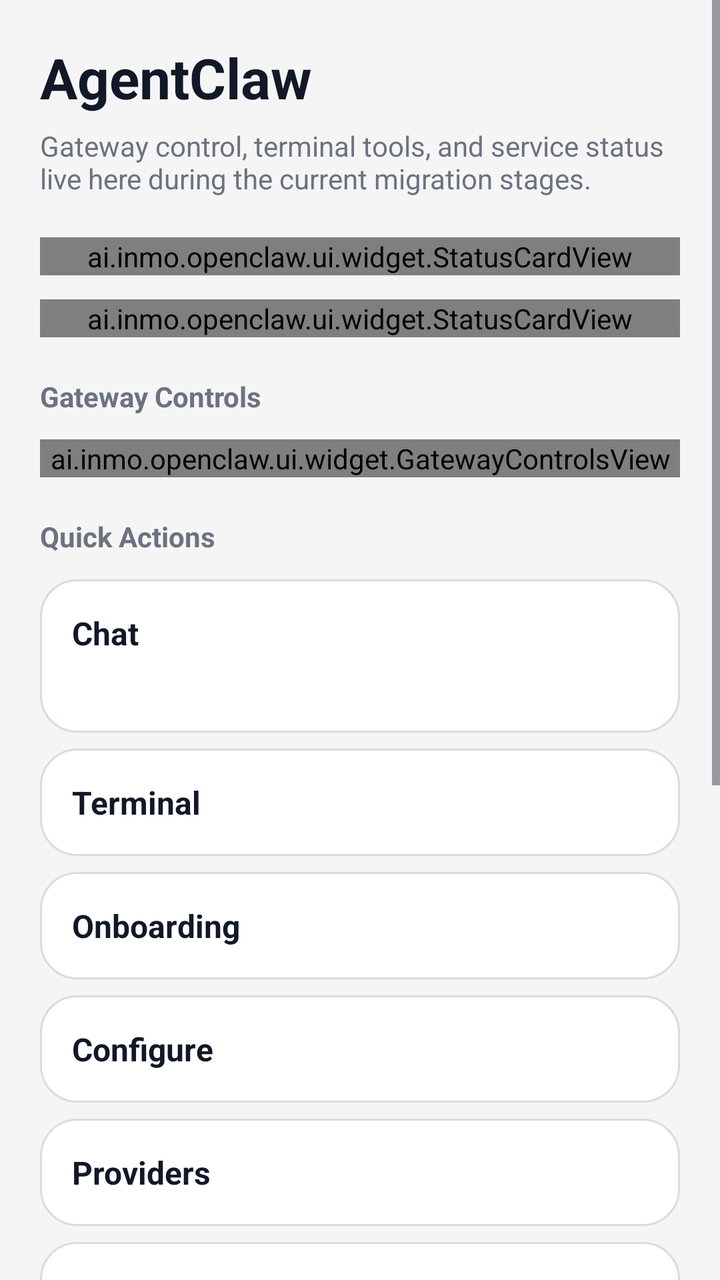
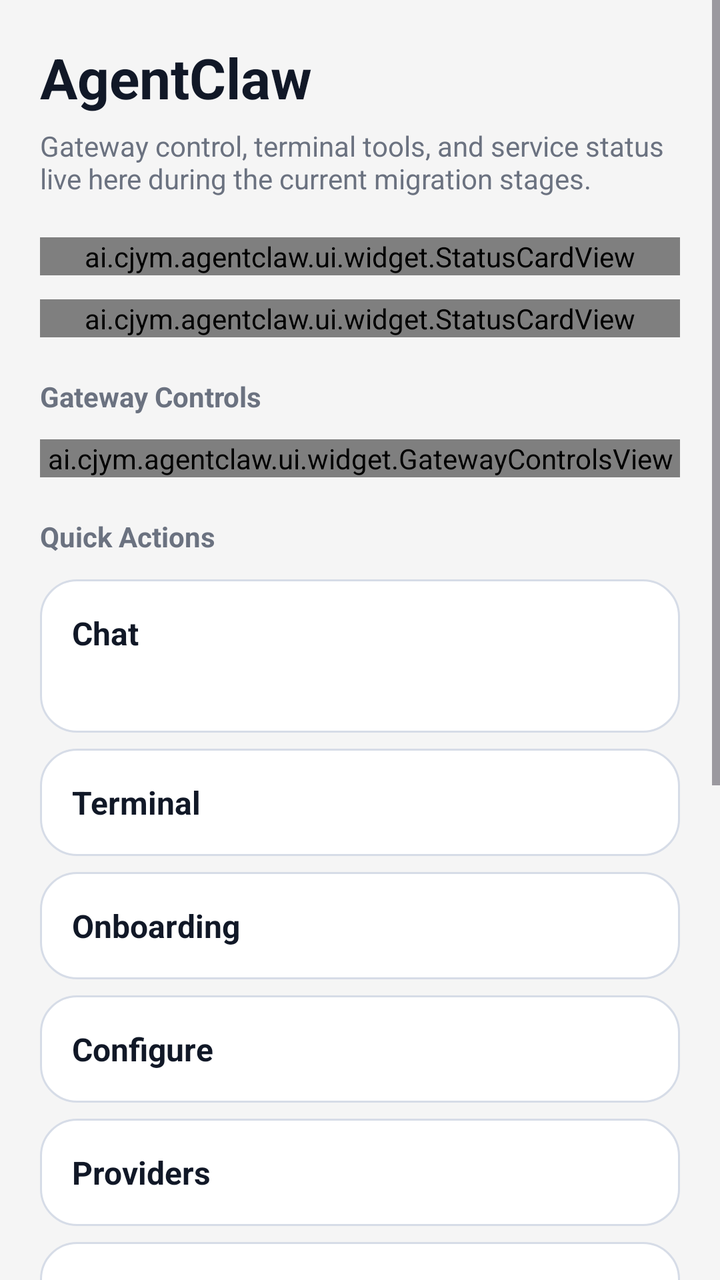

An Android layout rendered at two revisions. The XML below is the earlier revision; the diff shows what the commit changed to produce the second picture.
<!-- AndroidManifest.xml: application theme Theme.INMOClaw -->
<!-- res/layout/activity_dashboard.xml -->
<?xml version="1.0" encoding="utf-8"?>
<ScrollView xmlns:android="http://schemas.android.com/apk/res/android"
    android:layout_width="match_parent"
    android:layout_height="match_parent"
    android:background="@color/surface_primary">

    <LinearLayout
        android:layout_width="match_parent"
        android:layout_height="wrap_content"
        android:orientation="vertical"
        android:padding="20dp">

        <TextView android:layout_width="match_parent" android:layout_height="wrap_content" android:text="@string/dashboard_title" android:textColor="@color/text_primary" android:textSize="28sp" android:textStyle="bold" />
        <TextView android:layout_width="match_parent" android:layout_height="wrap_content" android:layout_marginTop="6dp" android:text="@string/dashboard_phase3_subtitle" android:textColor="@color/text_secondary" />

        <ai.inmo.openclaw.ui.widget.StatusCardView android:id="@+id/gatewayStatusCard" android:layout_width="match_parent" android:layout_height="wrap_content" android:layout_marginTop="20dp" />
        <ai.inmo.openclaw.ui.widget.StatusCardView android:id="@+id/nodeStatusCard" android:layout_width="match_parent" android:layout_height="wrap_content" android:layout_marginTop="12dp" />

        <TextView android:layout_width="match_parent" android:layout_height="wrap_content" android:layout_marginTop="20dp" android:text="@string/dashboard_gateway_controls" android:textColor="@color/text_secondary" android:textStyle="bold" />
        <ai.inmo.openclaw.ui.widget.GatewayControlsView android:id="@+id/gatewayControls" android:layout_width="match_parent" android:layout_height="wrap_content" android:layout_marginTop="12dp" />

        <TextView android:layout_width="match_parent" android:layout_height="wrap_content" android:layout_marginTop="20dp" android:text="@string/dashboard_quick_actions" android:textColor="@color/text_secondary" android:textStyle="bold" />

        <LinearLayout android:id="@+id/chatCard" style="@style/Widget.INMOClaw.CardRow" android:layout_marginTop="12dp" android:orientation="vertical">
            <TextView style="@style/Widget.INMOClaw.CardTitle" android:text="@string/dashboard_chat" />
            <TextView android:id="@+id/chatSubtitleView" android:layout_width="wrap_content" android:layout_height="wrap_content" android:layout_marginTop="4dp" android:textColor="@color/text_secondary" />
        </LinearLayout>
        <LinearLayout android:id="@+id/terminalCard" style="@style/Widget.INMOClaw.CardRow" android:layout_marginTop="8dp"><TextView style="@style/Widget.INMOClaw.CardTitle" android:text="@string/dashboard_terminal" /></LinearLayout>
        <LinearLayout android:id="@+id/onboardingCard" style="@style/Widget.INMOClaw.CardRow" android:layout_marginTop="8dp"><TextView style="@style/Widget.INMOClaw.CardTitle" android:text="@string/dashboard_onboarding" /></LinearLayout>
        <LinearLayout android:id="@+id/configureCard" style="@style/Widget.INMOClaw.CardRow" android:layout_marginTop="8dp"><TextView style="@style/Widget.INMOClaw.CardTitle" android:text="@string/dashboard_configure" /></LinearLayout>
        <LinearLayout android:id="@+id/providersCard" style="@style/Widget.INMOClaw.CardRow" android:layout_marginTop="8dp"><TextView style="@style/Widget.INMOClaw.CardTitle" android:text="@string/dashboard_providers" /></LinearLayout>
        <LinearLayout android:id="@+id/packagesCard" style="@style/Widget.INMOClaw.CardRow" android:layout_marginTop="8dp"><TextView style="@style/Widget.INMOClaw.CardTitle" android:text="@string/dashboard_packages" /></LinearLayout>
        <LinearLayout android:id="@+id/sshCard" style="@style/Widget.INMOClaw.CardRow" android:layout_marginTop="8dp"><TextView style="@style/Widget.INMOClaw.CardTitle" android:text="@string/dashboard_ssh" /></LinearLayout>
        <LinearLayout android:id="@+id/logsCard" style="@style/Widget.INMOClaw.CardRow" android:layout_marginTop="8dp"><TextView style="@style/Widget.INMOClaw.CardTitle" android:text="@string/dashboard_logs" /></LinearLayout>
        <LinearLayout android:id="@+id/snapshotCard" style="@style/Widget.INMOClaw.CardRow" android:layout_marginTop="8dp"><TextView style="@style/Widget.INMOClaw.CardTitle" android:text="@string/dashboard_snapshot" /></LinearLayout>
        <LinearLayout android:id="@+id/webDashboardCard" style="@style/Widget.INMOClaw.CardRow" android:layout_marginTop="8dp"><TextView style="@style/Widget.INMOClaw.CardTitle" android:text="@string/dashboard_web_dashboard" /></LinearLayout>
        <LinearLayout android:id="@+id/settingsCard" style="@style/Widget.INMOClaw.CardRow" android:layout_marginTop="8dp"><TextView style="@style/Widget.INMOClaw.CardTitle" android:text="@string/dashboard_settings" /></LinearLayout>

        <TextView android:id="@+id/versionFooter" android:layout_width="match_parent" android:layout_height="wrap_content" android:layout_marginTop="24dp" android:gravity="center" android:textColor="@color/text_secondary" android:textSize="12sp" />
    </LinearLayout>
</ScrollView>
<!-- resources referenced by this layout -->
<resources>
  <color name="surface_primary">#F5F5F5</color>
  <color name="text_primary">#111827</color>
  <color name="text_secondary">#6B7280</color>
  <string name="dashboard_chat">Chat</string>
  <string name="dashboard_configure">Configure</string>
  <string name="dashboard_gateway_controls">Gateway Controls</string>
  <string name="dashboard_logs">Logs</string>
  <string name="dashboard_onboarding">Onboarding</string>
  <string name="dashboard_packages">Packages</string>
  <string name="dashboard_phase3_subtitle">Gateway control, terminal tools, and service status live here during the current migration stages.</string>
  <string name="dashboard_providers">Providers</string>
  <string name="dashboard_quick_actions">Quick Actions</string>
  <string name="dashboard_settings">Settings</string>
  <string name="dashboard_snapshot">Snapshot</string>
  <string name="dashboard_ssh">SSH</string>
  <string name="dashboard_terminal">Terminal</string>
  <string name="dashboard_title">AgentClaw</string>
  <string name="dashboard_web_dashboard">Web Dashboard</string>
  <style name="Widget.INMOClaw.CardRow" parent="">
          <item name="android:layout_width">match_parent</item>
          <item name="android:layout_height">wrap_content</item>
          <item name="android:background">@drawable/bg_card_surface</item>
          <item name="android:gravity">center_vertical</item>
          <item name="android:orientation">horizontal</item>
          <item name="android:padding">16dp</item>
      </style>
  <style name="Widget.INMOClaw.CardTitle" parent="">
          <item name="android:layout_width">wrap_content</item>
          <item name="android:layout_height">wrap_content</item>
          <item name="android:textColor">@color/text_primary</item>
          <item name="android:textSize">16sp</item>
          <item name="android:textStyle">bold</item>
      </style>
  <style name="Theme.INMOClaw" parent="Base.Theme.INMOClaw" />
  <!-- drawable bg_card_surface (drawable) -->
  <?xml version="1.0" encoding="utf-8"?>
  <shape xmlns:android="http://schemas.android.com/apk/res/android">
      <solid android:color="@color/surface_card" />
      <corners android:radius="18dp" />
      <stroke
          android:width="1dp"
          android:color="@color/stroke_soft" />
  </shape>
  <style name="Base.Theme.INMOClaw" parent="Theme.Material3.DayNight.NoActionBar">
          
          <item name="android:defaultFocusHighlightEnabled" tools:targetApi="o">false</item>
          <item name="android:statusBarColor">@android:color/transparent</item>
          <item name="android:windowLightStatusBar">false</item>
          <item name="colorPrimary">@color/brand_primary</item>
          <item name="android:colorBackground">@color/black</item>
          <item name="android:windowBackground">@color/black</item>
      </style>
  <color name="surface_card">#FFFFFFFF</color>
  <color name="stroke_soft">#D6DCE7</color>
  <color name="brand_primary">#3978F3</color>
  <color name="black">#FF000000</color>
</resources>

<!-- the commit's change to res/layout/activity_dashboard.xml (unified diff, before → after) -->
@@ -13,11 +13,11 @@
         <TextView android:layout_width="match_parent" android:layout_height="wrap_content" android:text="@string/dashboard_title" android:textColor="@color/text_primary" android:textSize="28sp" android:textStyle="bold" />
         <TextView android:layout_width="match_parent" android:layout_height="wrap_content" android:layout_marginTop="6dp" android:text="@string/dashboard_phase3_subtitle" android:textColor="@color/text_secondary" />
 
-        <ai.inmo.openclaw.ui.widget.StatusCardView android:id="@+id/gatewayStatusCard" android:layout_width="match_parent" android:layout_height="wrap_content" android:layout_marginTop="20dp" />
-        <ai.inmo.openclaw.ui.widget.StatusCardView android:id="@+id/nodeStatusCard" android:layout_width="match_parent" android:layout_height="wrap_content" android:layout_marginTop="12dp" />
+        <ai.cjym.agentclaw.ui.widget.StatusCardView android:id="@+id/gatewayStatusCard" android:layout_width="match_parent" android:layout_height="wrap_content" android:layout_marginTop="20dp" />
+        <ai.cjym.agentclaw.ui.widget.StatusCardView android:id="@+id/nodeStatusCard" android:layout_width="match_parent" android:layout_height="wrap_content" android:layout_marginTop="12dp" />
 
         <TextView android:layout_width="match_parent" android:layout_height="wrap_content" android:layout_marginTop="20dp" android:text="@string/dashboard_gateway_controls" android:textColor="@color/text_secondary" android:textStyle="bold" />
-        <ai.inmo.openclaw.ui.widget.GatewayControlsView android:id="@+id/gatewayControls" android:layout_width="match_parent" android:layout_height="wrap_content" android:layout_marginTop="12dp" />
+        <ai.cjym.agentclaw.ui.widget.GatewayControlsView android:id="@+id/gatewayControls" android:layout_width="match_parent" android:layout_height="wrap_content" android:layout_marginTop="12dp" />
 
         <TextView android:layout_width="match_parent" android:layout_height="wrap_content" android:layout_marginTop="20dp" android:text="@string/dashboard_quick_actions" android:textColor="@color/text_secondary" android:textStyle="bold" />
 
